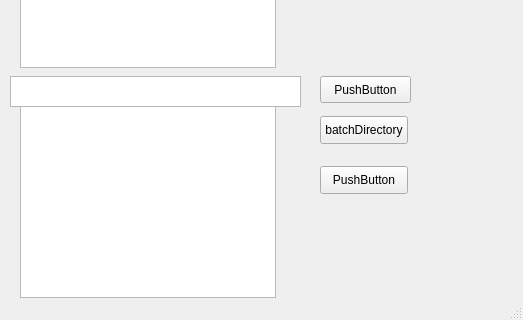
The window that mainwindow.ui (netpipe/QWebPMaker) describes before a commit, drawn with Qt 5; both pictures show x 0 to 523 and y 151 to 471 of the 523 by 471 pixel window.
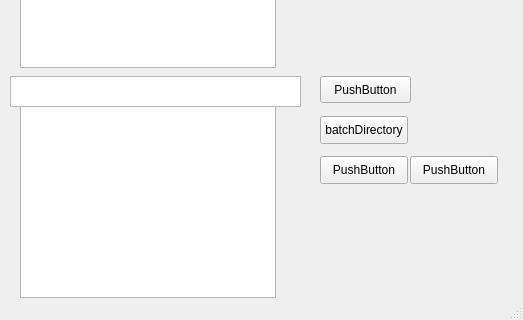
The same window after the commit.

```diff
--- a/mainwindow.ui
+++ b/mainwindow.ui
@@ -74,7 +74,20 @@
     <property name="geometry">
      <rect>
       <x>320</x>
-      <y>300</y>
+      <y>290</y>
+      <width>88</width>
+      <height>28</height>
+     </rect>
+    </property>
+    <property name="text">
+     <string>PushButton</string>
+    </property>
+   </widget>
+   <widget class="QPushButton" name="pushButton_3">
+    <property name="geometry">
+     <rect>
+      <x>410</x>
+      <y>290</y>
       <width>88</width>
       <height>28</height>
      </rect>
```
